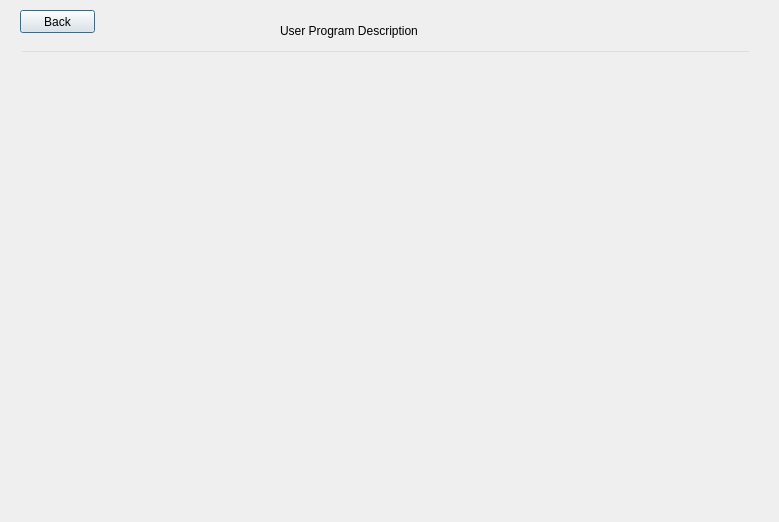
Cyriously1/NFLTour, file userdescription.ui: the form before one commit.
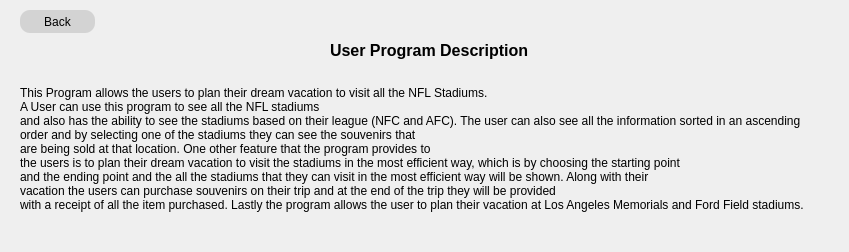
The form after the commit.

```diff
--- a/userdescription.ui
+++ b/userdescription.ui
@@ -6,48 +6,39 @@
    <rect>
     <x>0</x>
     <y>0</y>
-    <width>779</width>
-    <height>522</height>
+    <width>849</width>
+    <height>252</height>
    </rect>
   </property>
   <property name="windowTitle">
    <string>Dialog</string>
   </property>
   <property name="styleSheet">
-   <string notr="true">QLineEdit {
-
-	background: transparent;
+   <string notr="true">QLabel {
+	font: helvetica;
+	font-size: 12px;
+	fint-weght: bold;
 }</string>
   </property>
   <widget class="QLabel" name="label">
    <property name="geometry">
     <rect>
-     <x>280</x>
-     <y>10</y>
+     <x>330</x>
+     <y>30</y>
      <width>231</width>
      <height>41</height>
     </rect>
    </property>
+   <property name="styleSheet">
+    <string notr="true">QLabel {
+	font-size: 16px;
+	font-weight: bold;
+}</string>
+   </property>
    <property name="text">
     <string>User Program Description</string>
    </property>
   </widget>
-  <widget class="QLineEdit" name="lineEdit">
-   <property name="geometry">
-    <rect>
-     <x>20</x>
-     <y>50</y>
-     <width>731</width>
-     <height>461</height>
-    </rect>
-   </property>
-   <property name="toolTip">
-    <string>&lt;html&gt;&lt;head/&gt;&lt;body&gt;&lt;p&gt;This Program allows the a user to plan their dream vacation to visit all the NFL stadiums.Your agile team is to write an application that stores the given National Football League (NFL) information into an ordered or unordered map (not using the map or unordered map STL or the QT map). The underlying data structure of the map is the choice of the team. The map should store either the stadiums and/or the souvenirs. The application will allow football fans to plan their dream vacation.   &lt;/p&gt;&lt;/body&gt;&lt;/html&gt;</string>
-   </property>
-   <property name="text">
-    <string/>
-   </property>
-  </widget>
   <widget class="QPushButton" name="button_back">
    <property name="geometry">
     <rect>
@@ -57,10 +48,41 @@
      <height>23</height>
     </rect>
    </property>
+   <property name="styleSheet">
+    <string notr="true">QPushButton {
+	background: lightgray;
+	border-radius: 10px;
+}</string>
+   </property>
    <property name="text">
     <string>Back</string>
    </property>
   </widget>
+  <widget class="QLabel" name="label_2">
+   <property name="geometry">
+    <rect>
+     <x>20</x>
+     <y>70</y>
+     <width>891</width>
+     <height>171</height>
+    </rect>
+   </property>
+   <property name="toolTip">
+    <string>&lt;html&gt;&lt;head/&gt;&lt;body&gt;&lt;p&gt;This Program allows the users to plan their dream vacation to visit all the NFL Stadiums.&lt;br/&gt;A User can use this program to see all the NFL stadiums and also has the ability to see the stadiums based on their league (NFC and AFC). The user can also see all the information sorted in an ascending order and by selecting one of the stadiums they can see the souvenirs that are being sold at that location. One other feature that the program provides to the users is to plan their dream vacation to visit the stadiums in the most efficient way, which is by choosing the starting point and the ending point and the all the stadiums that they can visit in the most efficient way will be shown. Along with their vacation the users can purchase souvenirs on their trip and at the end of the trip they will be provided with a receipt of all the item purchased. Lastly the program allows the user to plan their vacation at Los Angeles Memorials and Ford Field stadiums. &lt;/p&gt;&lt;/body&gt;&lt;/html&gt;</string>
+   </property>
+   <property name="text">
+    <string>This Program allows the users to plan their dream vacation to visit all the NFL Stadiums.
+A User can use this program to see all the NFL stadiums 
+and also has the ability to see the stadiums based on their league (NFC and AFC). The user can also see all the information sorted in an ascending 
+order and by selecting one of the stadiums they can see the souvenirs that 
+are being sold at that location. One other feature that the program provides to 
+the users is to plan their dream vacation to visit the stadiums in the most efficient way, which is by choosing the starting point 
+and the ending point and the all the stadiums that they can visit in the most efficient way will be shown. Along with their 
+vacation the users can purchase souvenirs on their trip and at the end of the trip they will be provided 
+with a receipt of all the item purchased. Lastly the program allows the user to plan their vacation at Los Angeles Memorials and Ford Field stadiums.
+</string>
+   </property>
+  </widget>
  </widget>
  <resources/>
  <connections/>
```
